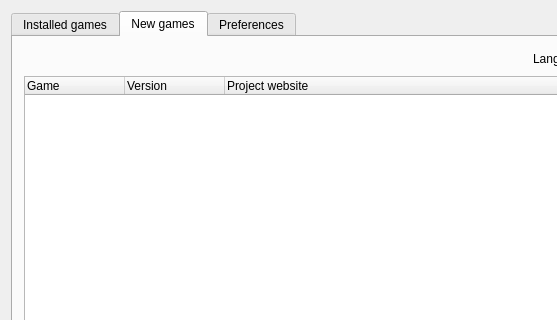
This is mainwindow.ui in instead-hub/instead-launcher as Qt 5 draws it before an edit; both pictures show x 0 to 557 and y 0 to 320 of the 660 by 606 pixel window. The edited form follows.
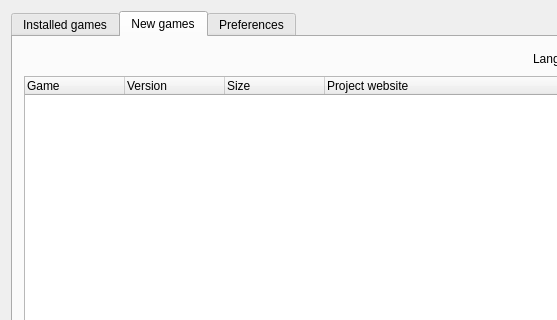
This is the edited form. The open tabs and pages were chosen to show the change.

The edit to the form file:
```diff
--- a/mainwindow.ui
+++ b/mainwindow.ui
@@ -210,6 +210,11 @@
             <string>Version</string>
            </property>
           </column>
+          <column>
+           <property name="text">
+            <string>Size</string>
+           </property>
+          </column>
           <column>
            <property name="text">
             <string>Project website</string>
```
Left out of the diff: 12 changed lines with no effect on the pictures.
